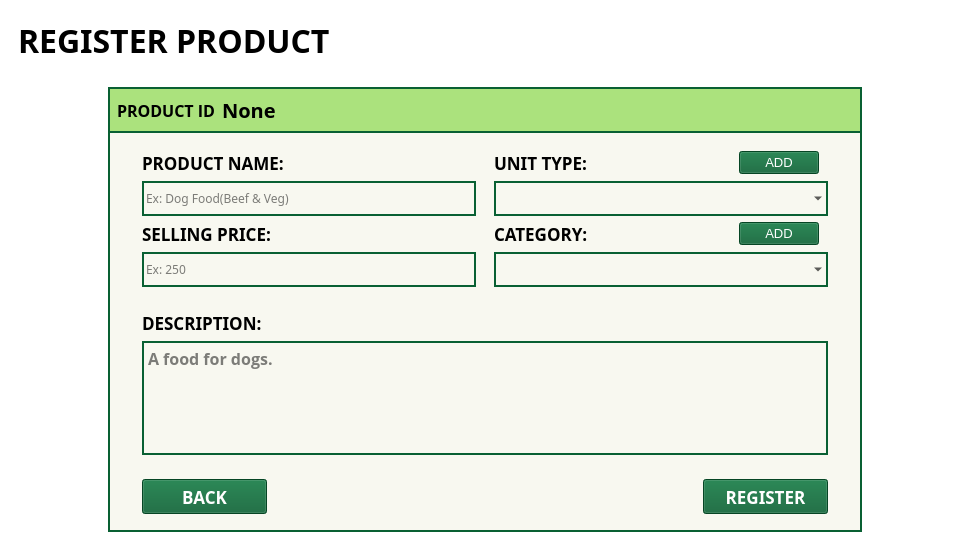
Qt form Screens/MainMenuScreens/Registration/Registration_prod.ui (Bideiro/Ranil_project_py) before a commit.
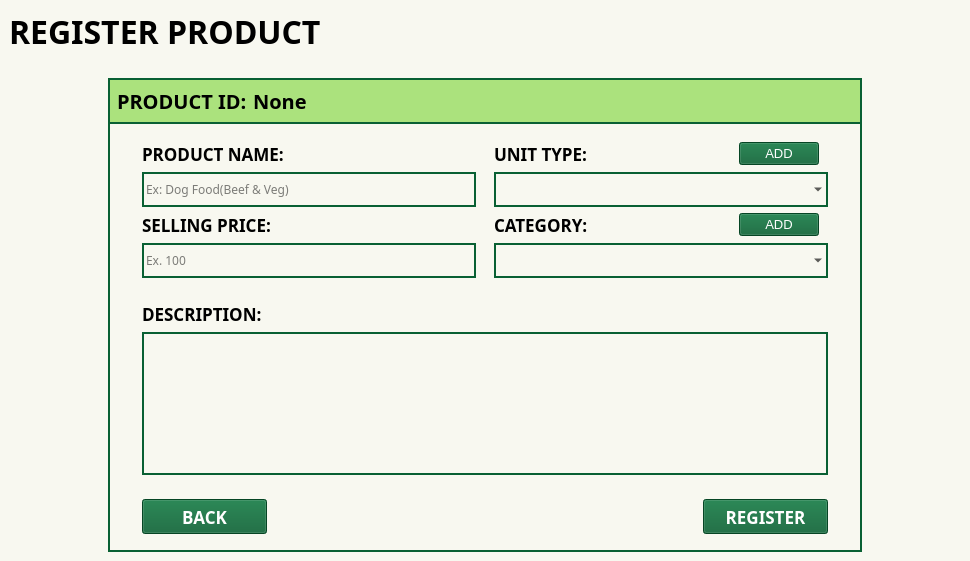
The same form after that commit.

What changed in the file:
```diff
--- a/Screens/MainMenuScreens/Registration/Registration_prod.ui
+++ b/Screens/MainMenuScreens/Registration/Registration_prod.ui
@@ -7,36 +7,72 @@
     <x>0</x>
     <y>0</y>
     <width>970</width>
-    <height>550</height>
+    <height>561</height>
    </rect>
   </property>
   <property name="font">
    <font>
     <family>Open Sans</family>
     <pointsize>12</pointsize>
+    <weight>75</weight>
     <bold>true</bold>
    </font>
   </property>
   <property name="windowTitle">
    <string>MainWindow</string>
   </property>
+  <property name="styleSheet">
+   <string notr="true"/>
+  </property>
   <widget class="QWidget" name="centralwidget">
    <property name="styleSheet">
-    <string notr="true">#centralwidget{background-color: rgb(255, 255, 255);}
-
+    <string notr="true">#centralwidget{
+background-color: #F8F8F0;
+}
 #Desc_PTE{
 border : 2px solid #096033;
 background-color:rgba(0,0,0,0);
 }
-
-.QComboBox, .QLineEdit, .QPlainTextEdit
+.QComboBox, .QLineEdit, .QPlainTextEdit{
+border : 2px solid #096033;
+}
+#widget{
+background-color: #F8F8F0;
+border: 2px solid #096033;
+}
+.QComboBox
 {
 border : 2px solid #096033;
+background-color:rgba(0,0,0,0);
+}
+.QLineEdit{
+border : 2px solid #096033;
+background-color:rgba(0,0,0,0);
+}
+.QDateEdit{
+border: 2px solid #096033;
+background-color:rgba(0,0,0,0);
+}
+.QPushButton{
+background-color: #096033;
+color: white;
 }
 
 </string>
    </property>
    <layout class="QVBoxLayout" name="verticalLayout_7">
+    <property name="leftMargin">
+     <number>0</number>
+    </property>
+    <property name="topMargin">
+     <number>0</number>
+    </property>
+    <property name="rightMargin">
+     <number>0</number>
+    </property>
+    <property name="bottomMargin">
+     <number>0</number>
+    </property>
     <item>
      <widget class="QWidget" name="widget_9" native="true">
       <layout class="QVBoxLayout" name="verticalLayout_6">
@@ -46,6 +82,7 @@
           <font>
            <family>DM Sans</family>
            <pointsize>24</pointsize>
+           <weight>75</weight>
            <italic>false</italic>
            <bold>true</bold>
           </font>
@@ -80,27 +117,7 @@
        <item>
         <widget class="QWidget" name="widget" native="true">
          <property name="styleSheet">
-          <string notr="true">#widget{
-background-color: #F8F8F0;
-border: 2px solid #096033;
-}
-.QComboBox
-{
-border : 2px solid #096033;
-background-color:rgba(0,0,0,0);
-}
-.QLineEdit{
-border : 2px solid #096033;
-background-color:rgba(0,0,0,0);
-}
-.QDateEdit{
-border: 2px solid #096033;
-background-color:rgba(0,0,0,0);
-}
-.QPushButton{
-background-color: #096033;
-color: white;
-}</string>
+          <string notr="true"/>
          </property>
          <layout class="QVBoxLayout" name="verticalLayout_3">
           <property name="spacing">
@@ -135,8 +152,16 @@
             <layout class="QHBoxLayout" name="horizontalLayout_6">
              <item>
               <widget class="QLabel" name="label">
+               <property name="font">
+                <font>
+                 <family>DM Sans</family>
+                 <pointsize>15</pointsize>
+                 <weight>75</weight>
+                 <bold>true</bold>
+                </font>
+               </property>
                <property name="text">
-                <string>PRODUCT ID</string>
+                <string>PRODUCT ID:</string>
                </property>
               </widget>
              </item>
@@ -146,6 +171,7 @@
                 <font>
                  <family>DM Sans</family>
                  <pointsize>15</pointsize>
+                 <weight>75</weight>
                  <bold>true</bold>
                 </font>
                </property>
@@ -218,6 +244,7 @@
                       <font>
                        <family>DM Sans</family>
                        <pointsize>13</pointsize>
+                       <weight>75</weight>
                        <italic>false</italic>
                        <bold>true</bold>
                       </font>
@@ -229,12 +256,6 @@
                    </item>
                    <item>
                     <widget class="QLineEdit" name="PName_LE">
-                     <property name="sizePolicy">
-                      <sizepolicy hsizetype="MinimumExpanding" vsizetype="Minimum">
-                       <horstretch>0</horstretch>
-                       <verstretch>0</verstretch>
-                      </sizepolicy>
-                     </property>
                      <property name="minimumSize">
                       <size>
                        <width>25</width>
@@ -244,14 +265,8 @@
                      <property name="font">
                       <font>
                        <family>DM Sans</family>
-                       <pointsize>9</pointsize>
-                       <italic>false</italic>
-                       <bold>false</bold>
                       </font>
                      </property>
-                     <property name="text">
-                      <string/>
-                     </property>
                      <property name="placeholderText">
                       <string>Ex: Dog Food(Beef &amp; Veg)</string>
                      </property>
@@ -263,6 +278,7 @@
                       <font>
                        <family>DM Sans</family>
                        <pointsize>13</pointsize>
+                       <weight>75</weight>
                        <italic>false</italic>
                        <bold>true</bold>
                       </font>
@@ -274,12 +290,6 @@
                    </item>
                    <item>
                     <widget class="QLineEdit" name="SPrice_LE">
-                     <property name="sizePolicy">
-                      <sizepolicy hsizetype="MinimumExpanding" vsizetype="Fixed">
-                       <horstretch>0</horstretch>
-                       <verstretch>0</verstretch>
-                      </sizepolicy>
-                     </property>
                      <property name="minimumSize">
                       <size>
                        <width>25</width>
@@ -289,14 +299,10 @@
                      <property name="font">
                       <font>
                        <family>DM Sans</family>
-                       <pointsize>9</pointsize>
                       </font>
                      </property>
-                     <property name="text">
-                      <string/>
-                     </property>
                      <property name="placeholderText">
-                      <string>Ex: 250</string>
+                      <string>Ex. 100</string>
                      </property>
                     </widget>
                    </item>
@@ -327,6 +333,7 @@
                          <font>
                           <family>DM Sans</family>
                           <pointsize>13</pointsize>
+                          <weight>75</weight>
                           <italic>false</italic>
                           <bold>true</bold>
                          </font>
@@ -376,7 +383,7 @@
                        <family>DM Sans</family>
                       </font>
                      </property>
-                     <property name="placeholderText">
+                     <property name="placeholderText" stdset="0">
                       <string/>
                      </property>
                     </widget>
@@ -399,6 +406,7 @@
                          <font>
                           <family>DM Sans</family>
                           <pointsize>13</pointsize>
+                          <weight>75</weight>
                           <bold>true</bold>
                          </font>
                         </property>
@@ -446,6 +454,7 @@
                       <font>
                        <family>DM Sans</family>
                        <pointsize>9</pointsize>
+                       <weight>50</weight>
                        <italic>false</italic>
                        <bold>false</bold>
                       </font>
@@ -470,6 +479,7 @@
                    <font>
                     <family>DM Sans</family>
                     <pointsize>13</pointsize>
+                    <weight>75</weight>
                     <italic>false</italic>
                     <bold>true</bold>
                    </font>
@@ -481,6 +491,14 @@
                 </item>
                 <item>
                  <widget class="QPlainTextEdit" name="Desc_PTE">
+                  <property name="font">
+                   <font>
+                    <family>DM Sans</family>
+                   </font>
+                  </property>
+                  <property name="plainText">
+                   <string/>
+                  </property>
                   <property name="placeholderText">
                    <string>A food for dogs.</string>
                   </property>
@@ -504,6 +522,7 @@
                    <font>
                     <family>DM Sans</family>
                     <pointsize>13</pointsize>
+                    <weight>75</weight>
                     <bold>true</bold>
                    </font>
                   </property>
@@ -543,6 +562,7 @@
                    <font>
                     <family>DM Sans</family>
                     <pointsize>13</pointsize>
+                    <weight>75</weight>
                     <italic>false</italic>
                     <bold>true</bold>
                    </font>
```
